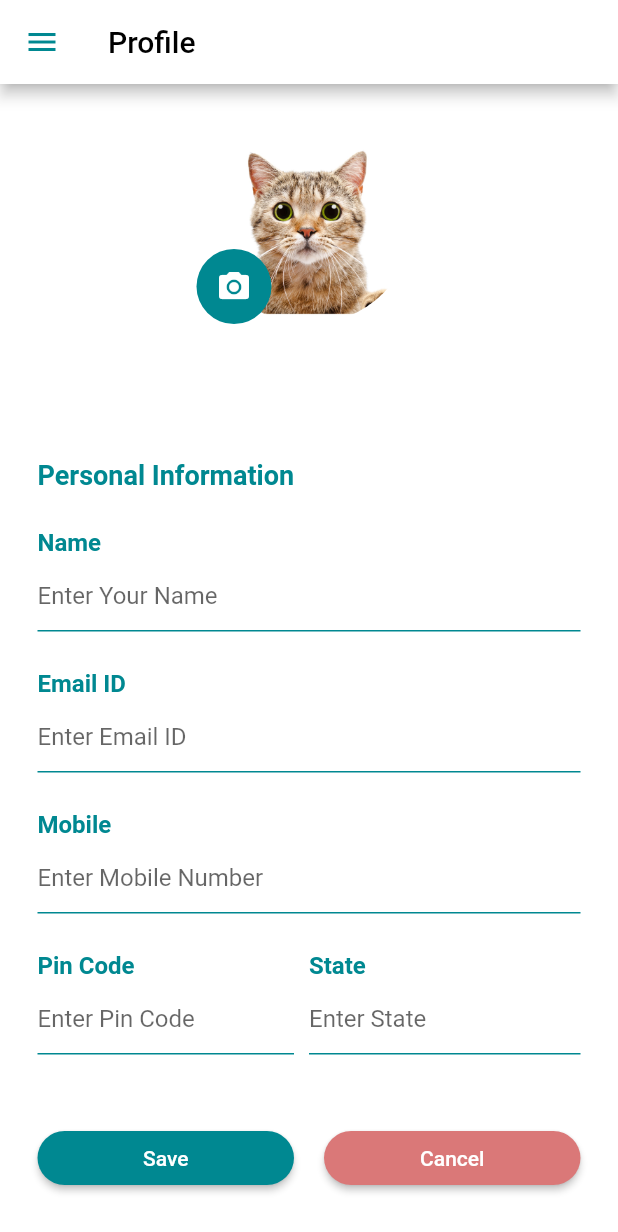
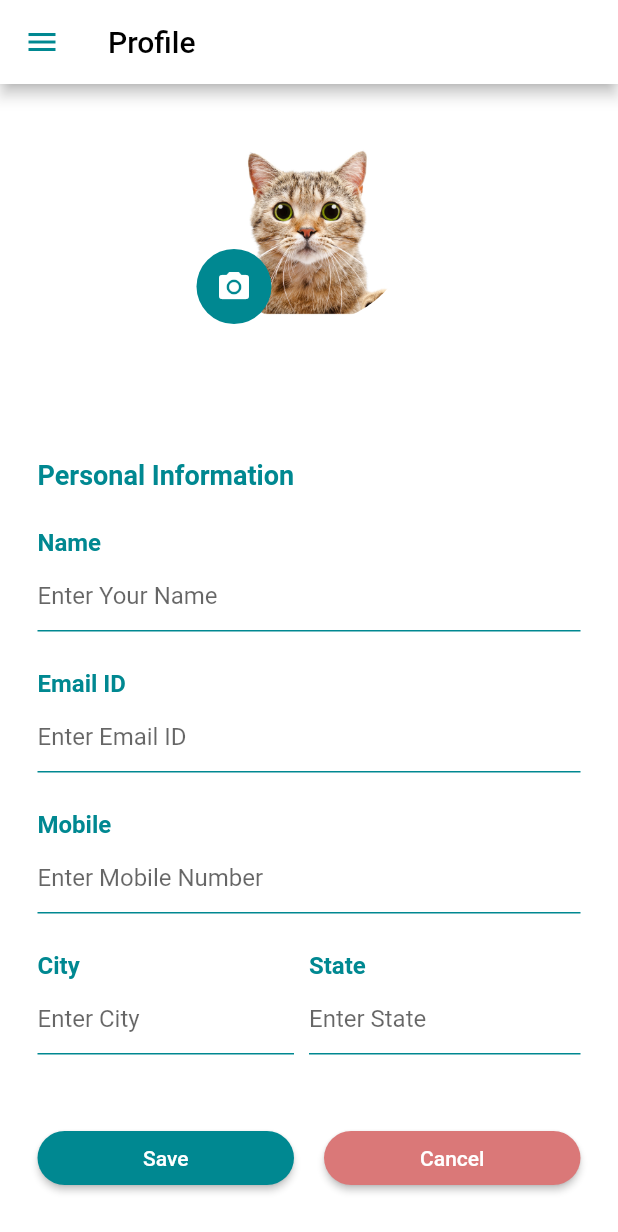
Before and after one commit to pavithrahareddy/pawfecto_flutter_app, a Flutter app: the ProfilePage screen opened by its route, after a tap on the "edit" icon, on a phone screen of 412 x 824 dp. Shown: the top 1232 px of the screen. Run offline on Flutter 3.47's test engine with Material 2 defaults, Android fonts, the phone set to English and light mode, and no system bars; our stand-ins replace cloud_firestore, date_field, firebase_auth, firebase_core, firebase_storage, font_awesome_flutter and 3 more; missing offline and left inert: dart:ffi, upi_india; accounts and stored records are empty.

Commit message:
User Profile changes

```diff
--- a/lib/screens/user/profile.dart
+++ b/lib/screens/user/profile.dart
@@ -1,5 +1,3 @@
-
-
 import 'package:flutter/material.dart';
 import 'package:flutter/cupertino.dart';
 import 'package:firebase_auth/firebase_auth.dart';
@@ -20,10 +18,17 @@ class MapScreenState extends State<ProfilePage>
   @override
   void initState() {
     super.initState();
+    getUID();
   }
 
   final _auth = FirebaseAuth.instance;
   final _firestore = FirebaseFirestore.instance;
+
+  String _name;
+  String _email;
+  String _phone;
+  String _city;
+  String _state;
 
   String _uid;
 
@@ -32,6 +37,16 @@ class MapScreenState extends State<ProfilePage>
       _uid = _auth.currentUser.uid;
     });
   }
+
+  // void saveProfile() async {
+  //   try {
+  //     await _firestore.collection('users').doc(_uid).update({
+  //       "bio":
+  //     })
+  //   } catch(e) {
+  //     print(e);
+  //   }
+  // }
 
   @override
   Widget build(BuildContext context) {
@@ -60,15 +75,16 @@ class MapScreenState extends State<ProfilePage>
           child: new ListView(
             children: <Widget>[
               Column(
-                children: <Widget>[
-                  new Container(
+                children: [
+                  Container(
                     height: 250.0,
                     color: Colors.white,
                     child: new Column(
                       children: <Widget>[
                         Padding(
                           padding: EdgeInsets.only(top: 20.0),
-                          child: new Stack(fit: StackFit.loose, children: <Widget>[
+                          child:
+                              new Stack(fit: StackFit.loose, children: <Widget>[
                             new Row(
                               crossAxisAlignment: CrossAxisAlignment.center,
                               mainAxisAlignment: MainAxisAlignment.center,
@@ -87,12 +103,14 @@ class MapScreenState extends State<ProfilePage>
                               ],
                             ),
                             Padding(
-                                padding: EdgeInsets.only(top: 90.0, right: 100.0),
+                                padding:
+                                    EdgeInsets.only(top: 90.0, right: 100.0),
                                 child: new Row(
                                   mainAxisAlignment: MainAxisAlignment.center,
                                   children: <Widget>[
                                     new CircleAvatar(
-                                      backgroundColor: Color.fromARGB(255, 0, 136, 145),
+                                      backgroundColor:
+                                          Color.fromARGB(255, 0, 136, 145),
                                       radius: 25.0,
                                       child: new Icon(
                                         Icons.camera_alt,
@@ -106,39 +124,42 @@ class MapScreenState extends State<ProfilePage>
                       ],
                     ),
                   ),
-                  new Container(
+                  Container(
                     color: Color(0xffFFFFFF),
                     child: Padding(
                       padding: EdgeInsets.only(bottom: 25.0),
-                      child: new Column(
+                      child: Column(
                         crossAxisAlignment: CrossAxisAlignment.start,
                         mainAxisAlignment: MainAxisAlignment.start,
-                        children: <Widget>[
+                        children: [
                           Padding(
-                              padding: EdgeInsets.only(
-                                  left: 25.0, right: 25.0),
-                              child: new Row(
-                                mainAxisAlignment: MainAxisAlignment.spaceBetween,
+                              padding: EdgeInsets.only(left: 25.0, right: 25.0),
+                              child: Row(
+                                mainAxisAlignment:
+                                    MainAxisAlignment.spaceBetween,
                                 mainAxisSize: MainAxisSize.max,
-                                children: <Widget>[
-                                  new Column(
+                                children: [
+                                  Column(
                                     mainAxisAlignment: MainAxisAlignment.start,
                                     mainAxisSize: MainAxisSize.min,
-                                    children: <Widget>[
-                                      new Text(
+                                    children: [
+                                      Text(
                                         'Personal Information',
                                         style: TextStyle(
-                                            color: Color.fromARGB(255, 0, 136, 145),
+                                            color: Color.fromARGB(
+                                                255, 0, 136, 145),
                                             fontSize: 18.0,
                                             fontWeight: FontWeight.bold),
                                       ),
                                     ],
                                   ),
-                                  new Column(
+                                  Column(
                                     mainAxisAlignment: MainAxisAlignment.end,
                                     mainAxisSize: MainAxisSize.min,
-                                    children: <Widget>[
-                                      _status ? _getEditIcon() : new Container(),
+                                    children: [
+                                      _status
+                                          ? _getEditIcon()
+                                          : new Container(),
                                     ],
                                   )
                                 ],
@@ -146,17 +167,18 @@ class MapScreenState extends State<ProfilePage>
                           Padding(
                               padding: EdgeInsets.only(
                                   left: 25.0, right: 25.0, top: 25.0),
-                              child: new Row(
+                              child: Row(
                                 mainAxisSize: MainAxisSize.max,
-                                children: <Widget>[
-                                  new Column(
+                                children: [
+                                  Column(
                                     mainAxisAlignment: MainAxisAlignment.start,
                                     mainAxisSize: MainAxisSize.min,
-                                    children: <Widget>[
-                                      new Text(
+                                    children: [
+                                      Text(
                                         'Name',
                                         style: TextStyle(
-                                            color: Color.fromARGB(255, 0, 136, 145),
+                                            color: Color.fromARGB(
+                                                255, 0, 136, 145),
                                             fontSize: 16.0,
                                             fontWeight: FontWeight.bold),
                                       ),
@@ -167,11 +189,11 @@ class MapScreenState extends State<ProfilePage>
                           Padding(
                               padding: EdgeInsets.only(
                                   left: 25.0, right: 25.0, top: 2.0),
-                              child: new Row(
+                              child: Row(
                                 mainAxisSize: MainAxisSize.max,
                                 children: <Widget>[
-                                  new Flexible(
-                                    child: new TextField(
+                                  Flexible(
+                                    child: TextField(
                                       decoration: const InputDecoration(
                                         enabledBorder: UnderlineInputBorder(
                                           borderSide: BorderSide(
@@ -187,6 +209,9 @@ class MapScreenState extends State<ProfilePage>
                                       ),
                                       enabled: !_status,
                                       autofocus: !_status,
+                                      onChanged: (value) {
+                                        _name = value;
+                                      },
                                     ),
                                   ),
                                 ],
@@ -194,17 +219,18 @@ class MapScreenState extends State<ProfilePage>
                           Padding(
                               padding: EdgeInsets.only(
                                   left: 25.0, right: 25.0, top: 25.0),
-                              child: new Row(
+                              child: Row(
                                 mainAxisSize: MainAxisSize.max,
-                                children: <Widget>[
-                                  new Column(
+                                children: [
+                                  Column(
                                     mainAxisAlignment: MainAxisAlignment.start,
                                     mainAxisSize: MainAxisSize.min,
-                                    children: <Widget>[
-                                      new Text(
+                                    children: [
+                                      Text(
                                         'Email ID',
                                         style: TextStyle(
-                                            color: Color.fromARGB(255, 0, 136, 145),
+                                            color: Color.fromARGB(
+                                                255, 0, 136, 145),
                                             fontSize: 16.0,
                                             fontWeight: FontWeight.bold),
                                       ),
@@ -215,11 +241,11 @@ class MapScreenState extends State<ProfilePage>
                           Padding(
                               padding: EdgeInsets.only(
                                   left: 25.0, right: 25.0, top: 2.0),
-                              child: new Row(
+                              child: Row(
                                 mainAxisSize: MainAxisSize.max,
-                                children: <Widget>[
-                                  new Flexible(
-                                    child: new TextField(
+                                children: [
+                                  Flexible(
+                                    child: TextField(
                                       decoration: const InputDecoration(
                                           enabledBorder: UnderlineInputBorder(
                                             borderSide: BorderSide(
@@ -233,6 +259,9 @@ class MapScreenState extends State<ProfilePage>
                                           ),
                                           hintText: "Enter Email ID"),
                                       enabled: !_status,
+                                      onChanged: (value) {
+                                        _email = value;
+                                      },
                                     ),
                                   ),
                                 ],
@@ -240,17 +269,18 @@ class MapScreenState extends State<ProfilePage>
                           Padding(
                               padding: EdgeInsets.only(
                                   left: 25.0, right: 25.0, top: 25.0),
-                              child: new Row(
+                              child: Row(
                                 mainAxisSize: MainAxisSize.max,
-                                children: <Widget>[
-                                  new Column(
+                                children: [
+                                  Column(
                                     mainAxisAlignment: MainAxisAlignment.start,
                                     mainAxisSize: MainAxisSize.min,
                                     children: <Widget>[
-                                      new Text(
+                                      Text(
                                         'Mobile',
                                         style: TextStyle(
-                                            color: Color.fromARGB(255, 0, 136, 145),
+                                            color: Color.fromARGB(
+                                                255, 0, 136, 145),
                                             fontSize: 16.0,
                                             fontWeight: FontWeight.bold),
                                       ),
@@ -261,11 +291,11 @@ class MapScreenState extends State<ProfilePage>
                           Padding(
                               padding: EdgeInsets.only(
                                   left: 25.0, right: 25.0, top: 2.0),
-                              child: new Row(
+                              child: Row(
                                 mainAxisSize: MainAxisSize.max,
-                                children: <Widget>[
-                                  new Flexible(
-                                    child: new TextField(
+                                children: [
+                                  Flexible(
+                                    child: TextField(
                                       decoration: const InputDecoration(
                                           enabledBorder: UnderlineInputBorder(
                                             borderSide: BorderSide(
@@ -279,6 +309,9 @@ class MapScreenState extends State<ProfilePage>
                                           ),
                                           hintText: "Enter Mobile Number"),
                                       enabled: !_status,
+                                      onChanged: (value) {
+                                        _phone = value;
+                                      },
                                     ),
                                   ),
                                 ],
@@ -286,16 +319,17 @@ class MapScreenState extends State<ProfilePage>
                           Padding(
                               padding: EdgeInsets.only(
                                   left: 25.0, right: 25.0, top: 25.0),
-                              child: new Row(
+                              child: Row(
                                 mainAxisSize: MainAxisSize.max,
                                 mainAxisAlignment: MainAxisAlignment.start,
-                                children: <Widget>[
+                                children: [
                                   Expanded(
                                     child: Container(
-                                      child: new Text(
-                                        'Pin Code',
+                                      child: Text(
+                                        'City',
                                         style: TextStyle(
-                                            color: Color.fromARGB(255, 0, 136, 145),
+                                            color: Color.fromARGB(
+                                                255, 0, 136, 145),
                                             fontSize: 16.0,
                                             fontWeight: FontWeight.bold),
                                       ),
@@ -304,10 +338,11 @@ class MapScreenState extends State<ProfilePage>
                                   ),
                                   Expanded(
                                     child: Container(
-                                      child: new Text(
+                                      child: Text(
                                         'State',
                                         style: TextStyle(
-                                            color: Color.fromARGB(255, 0, 136, 145),
+                                            color: Color.fromARGB(
+                                                255, 0, 136, 145),
                                             fontSize: 16.0,
                                             fontWeight: FontWeight.bold),
                                       ),
@@ -319,14 +354,14 @@ class MapScreenState extends State<ProfilePage>
                           Padding(
                               padding: EdgeInsets.only(
                                   left: 25.0, right: 25.0, top: 2.0),
-                              child: new Row(
+                              child: Row(
                                 mainAxisSize: MainAxisSize.max,
                                 mainAxisAlignment: MainAxisAlignment.start,
-                                children: <Widget>[
+                                children: [
                                   Flexible(
                                     child: Padding(
                                       padding: EdgeInsets.only(right: 10.0),
-                                      child: new TextField(
+                                      child: TextField(
                                         decoration: const InputDecoration(
                                             enabledBorder: UnderlineInputBorder(
                                               borderSide: BorderSide(
@@ -338,14 +373,17 @@ class MapScreenState extends State<ProfilePage>
                                                 color: Color(0xff008891),
                                               ),
                                             ),
-                                            hintText: "Enter Pin Code"),
+                                            hintText: "Enter City"),
                                         enabled: !_status,
+                                        onChanged: (value) {
+                                          _city = value;
+                                        },
                                       ),
                                     ),
                                     flex: 2,
                                   ),
                                   Flexible(
-                                    child: new TextField(
+                                    child: TextField(
                                       decoration: const InputDecoration(
                                           enabledBorder: UnderlineInputBorder(
                                             borderSide: BorderSide(
@@ -359,12 +397,15 @@ class MapScreenState extends State<ProfilePage>
                                           ),
                                           hintText: "Enter State"),
                                       enabled: !_status,
+                                      onChanged: (value) {
+                                        _state = value;
+                                      },
                                     ),
                                     flex: 2,
                                   ),
                                 ],
                               )),
-                          !_status ? _getActionButtons() : new Container(),
+                          !_status ? _getActionButtons() : Container(),
                         ],
                       ),
                     ),
@@ -394,18 +435,18 @@ class MapScreenState extends State<ProfilePage>
             child: Padding(
               padding: EdgeInsets.only(right: 10.0),
               child: Container(
-                  child: new RaisedButton(
+                  child: RaisedButton(
                 child: new Text("Save"),
                 textColor: Colors.white,
                 color: Color.fromARGB(255, 0, 136, 145),
                 onPressed: () {
                   setState(() {
                     _status = true;
-                        FocusScope.of(context).requestFocus(new FocusNode());
+                    // FocusScope.of(context).requestFocus(FocusNode());
                   });
                 },
-                    shape: new RoundedRectangleBorder(
-                        borderRadius: new BorderRadius.circular(20.0)),
+                shape: RoundedRectangleBorder(
+                    borderRadius: BorderRadius.circular(20.0)),
               )),
             ),
             flex: 2,
@@ -414,18 +455,18 @@ class MapScreenState extends State<ProfilePage>
             child: Padding(
               padding: EdgeInsets.only(left: 10.0),
               child: Container(
-                  child: new RaisedButton(
-                    child: new Text("Cancel"),
+                  child: RaisedButton(
+                child: Text("Cancel"),
                 textColor: Colors.white,
                 color: Color.fromARGB(255, 218, 120, 120),
                 onPressed: () {
                   setState(() {
                     _status = true;
-                        FocusScope.of(context).requestFocus(new FocusNode());
+                    FocusScope.of(context).requestFocus(FocusNode());
                   });
                 },
-                    shape: new RoundedRectangleBorder(
-                        borderRadius: new BorderRadius.circular(20.0)),
+                shape: RoundedRectangleBorder(
+                    borderRadius: BorderRadius.circular(20.0)),
               )),
             ),
             flex: 2,
@@ -436,11 +477,11 @@ class MapScreenState extends State<ProfilePage>
   }
 
   Widget _getEditIcon() {
-    return new GestureDetector(
-      child: new CircleAvatar(
+    return GestureDetector(
+      child: CircleAvatar(
         backgroundColor: Color.fromARGB(255, 0, 136, 145),
         radius: 14.0,
-        child: new Icon(
+        child: Icon(
           Icons.edit,
           color: Colors.white,
           size: 16.0,
```
Lines whose indentation alone changed are shown as unchanged.
